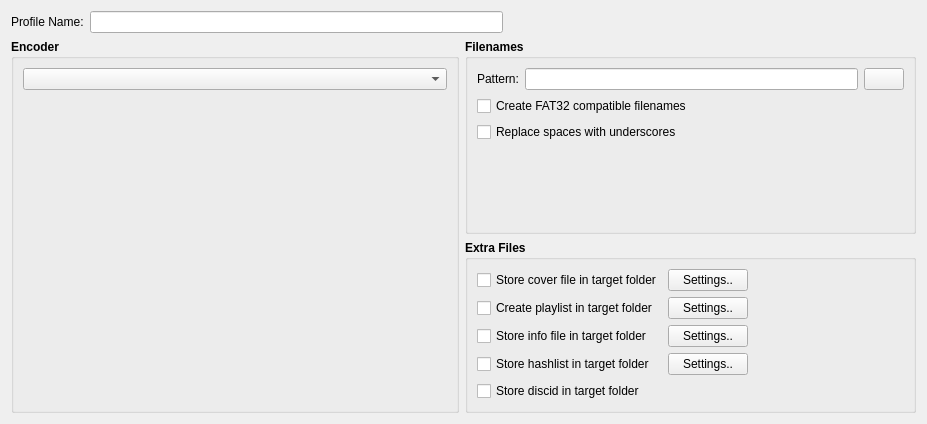
First picture: the form in dialogs/profiledatawidgetUI.ui, repository marco-mania/audex-old, before the edit.
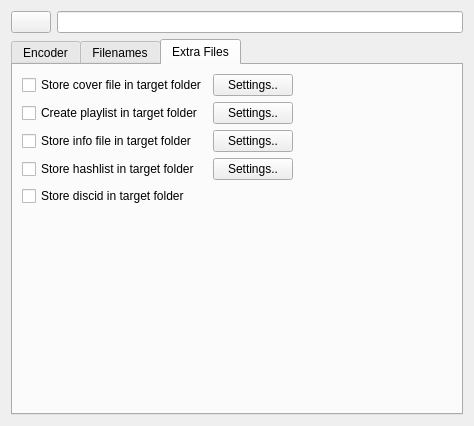
Second picture: the form after the edit. The open tabs and pages were chosen to show the change. Custom widgets are drawn as their Qt base class.

```diff
--- a/dialogs/profiledatawidgetUI.ui
+++ b/dialogs/profiledatawidgetUI.ui
@@ -6,22 +6,18 @@
    <rect>
     <x>0</x>
     <y>0</y>
-    <width>911</width>
-    <height>416</height>
+    <width>454</width>
+    <height>410</height>
    </rect>
   </property>
   <property name="windowTitle">
    <string>Form</string>
   </property>
-  <layout class="QGridLayout" name="gridLayout_4">
-   <item row="0" column="0" colspan="2">
+  <layout class="QVBoxLayout" name="verticalLayout_3">
+   <item>
     <layout class="QHBoxLayout" name="horizontalLayout_2">
      <item>
-      <widget class="QLabel" name="label_name">
-       <property name="text">
-        <string>Profile Name:</string>
-       </property>
-      </widget>
+      <widget class="KIconButton" name="kiconbutton_icon"/>
      </item>
      <item>
       <widget class="KLineEdit" name="klineedit_name">
@@ -33,40 +29,19 @@
        </property>
       </widget>
      </item>
-     <item>
-      <spacer name="horizontalSpacer">
-       <property name="orientation">
-        <enum>Qt::Horizontal</enum>
-       </property>
-       <property name="sizeHint" stdset="0">
-        <size>
-         <width>40</width>
-         <height>20</height>
-        </size>
-       </property>
-      </spacer>
-     </item>
     </layout>
    </item>
-   <item row="1" column="0" rowspan="2">
-    <widget class="QGroupBox" name="groupBox_encoder">
-     <property name="minimumSize">
-      <size>
-       <width>448</width>
-       <height>374</height>
-      </size>
+   <item>
+    <widget class="QTabWidget" name="tabWidget">
+     <property name="currentIndex">
+      <number>0</number>
      </property>
-     <property name="font">
-      <font>
-       <weight>75</weight>
-       <bold>true</bold>
-      </font>
-     </property>
-     <property name="title">
+     <widget class="QWidget" name="tab">
+      <attribute name="title">
       <string>Encoder</string>
-     </property>
-     <layout class="QGridLayout" name="gridLayout">
-      <item row="0" column="0">
+      </attribute>
+      <layout class="QVBoxLayout" name="verticalLayout">
+       <item>
        <widget class="KComboBox" name="kcombobox_encoder">
         <property name="font">
          <font>
@@ -76,7 +51,7 @@
         </property>
        </widget>
       </item>
-      <item row="1" column="0">
+       <item>
        <widget class="QStackedWidget" name="stackedWidget_encoder">
         <property name="minimumSize">
          <size>
@@ -90,32 +65,17 @@
           <bold>false</bold>
          </font>
         </property>
-        <widget class="QWidget" name="page"/>
         <widget class="QWidget" name="page_2"/>
        </widget>
       </item>
      </layout>
     </widget>
-   </item>
-   <item row="1" column="1">
-    <widget class="QGroupBox" name="groupBox_filenames">
-     <property name="minimumSize">
-      <size>
-       <width>451</width>
-       <height>111</height>
-      </size>
-     </property>
-     <property name="font">
-      <font>
-       <weight>75</weight>
-       <bold>true</bold>
-      </font>
-     </property>
-     <property name="title">
+     <widget class="QWidget" name="tab_3">
+      <attribute name="title">
       <string>Filenames</string>
-     </property>
-     <layout class="QGridLayout" name="gridLayout_2">
-      <item row="0" column="0">
+      </attribute>
+      <layout class="QVBoxLayout" name="verticalLayout_2">
+       <item>
        <layout class="QHBoxLayout" name="horizontalLayout">
         <item>
          <widget class="QLabel" name="label_pattern">
@@ -152,7 +112,7 @@
         </item>
        </layout>
       </item>
-      <item row="1" column="0">
+       <item>
        <widget class="QCheckBox" name="checkBox_fat32compatible">
         <property name="font">
          <font>
@@ -165,7 +125,7 @@
         </property>
        </widget>
       </item>
-      <item row="2" column="0">
+       <item>
        <widget class="QCheckBox" name="checkBox_underscore">
         <property name="font">
          <font>
@@ -178,7 +138,7 @@
         </property>
        </widget>
       </item>
-      <item row="3" column="0">
+       <item>
        <spacer name="verticalSpacer">
         <property name="orientation">
          <enum>Qt::Vertical</enum>
@@ -186,26 +146,18 @@
         <property name="sizeHint" stdset="0">
          <size>
           <width>20</width>
-          <height>71</height>
+           <height>248</height>
          </size>
         </property>
        </spacer>
       </item>
      </layout>
     </widget>
-   </item>
-   <item row="2" column="1">
-    <widget class="QGroupBox" name="groupBox">
-     <property name="font">
-      <font>
-       <weight>75</weight>
-       <bold>true</bold>
-      </font>
-     </property>
-     <property name="title">
+     <widget class="QWidget" name="tab_2">
+      <attribute name="title">
       <string>Extra Files</string>
-     </property>
-     <layout class="QGridLayout" name="gridLayout_3">
+      </attribute>
+      <layout class="QGridLayout" name="gridLayout">
       <item row="0" column="0">
        <widget class="QCheckBox" name="checkBox_cover">
         <property name="font">
@@ -265,8 +217,8 @@
         </property>
         <property name="sizeHint" stdset="0">
          <size>
-          <width>108</width>
-          <height>20</height>
+           <width>116</width>
+           <height>22</height>
          </size>
         </property>
        </spacer>
@@ -336,16 +288,35 @@
         </property>
        </widget>
       </item>
-     </layout>
+       <item row="5" column="0">
+        <spacer name="verticalSpacer_2">
+         <property name="orientation">
+          <enum>Qt::Vertical</enum>
+         </property>
+         <property name="sizeHint" stdset="0">
+          <size>
+           <width>20</width>
+           <height>40</height>
+          </size>
+         </property>
+        </spacer>
+       </item>
+      </layout>
+     </widget>
     </widget>
    </item>
   </layout>
  </widget>
  <customwidgets>
   <customwidget>
-   <class>KComboBox</class>
-   <extends>QComboBox</extends>
-   <header>kcombobox.h</header>
+   <class>KIconButton</class>
+   <extends>QPushButton</extends>
+   <header>kicondialog.h</header>
+  </customwidget>
+  <customwidget>
+   <class>KPushButton</class>
+   <extends>QPushButton</extends>
+   <header>kpushbutton.h</header>
   </customwidget>
   <customwidget>
    <class>KLineEdit</class>
@@ -353,9 +324,9 @@
    <header>klineedit.h</header>
   </customwidget>
   <customwidget>
-   <class>KPushButton</class>
-   <extends>QPushButton</extends>
-   <header>kpushbutton.h</header>
+   <class>KComboBox</class>
+   <extends>QComboBox</extends>
+   <header>kcombobox.h</header>
   </customwidget>
  </customwidgets>
  <resources/>
```
Lines whose indentation alone changed are shown as unchanged.
